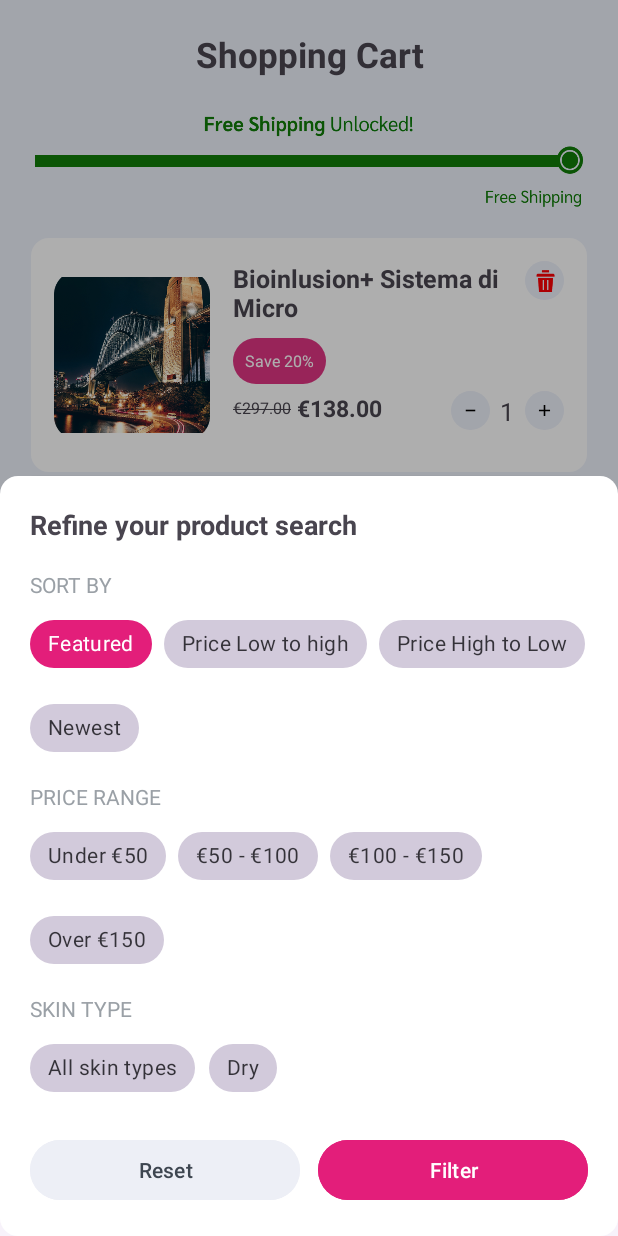
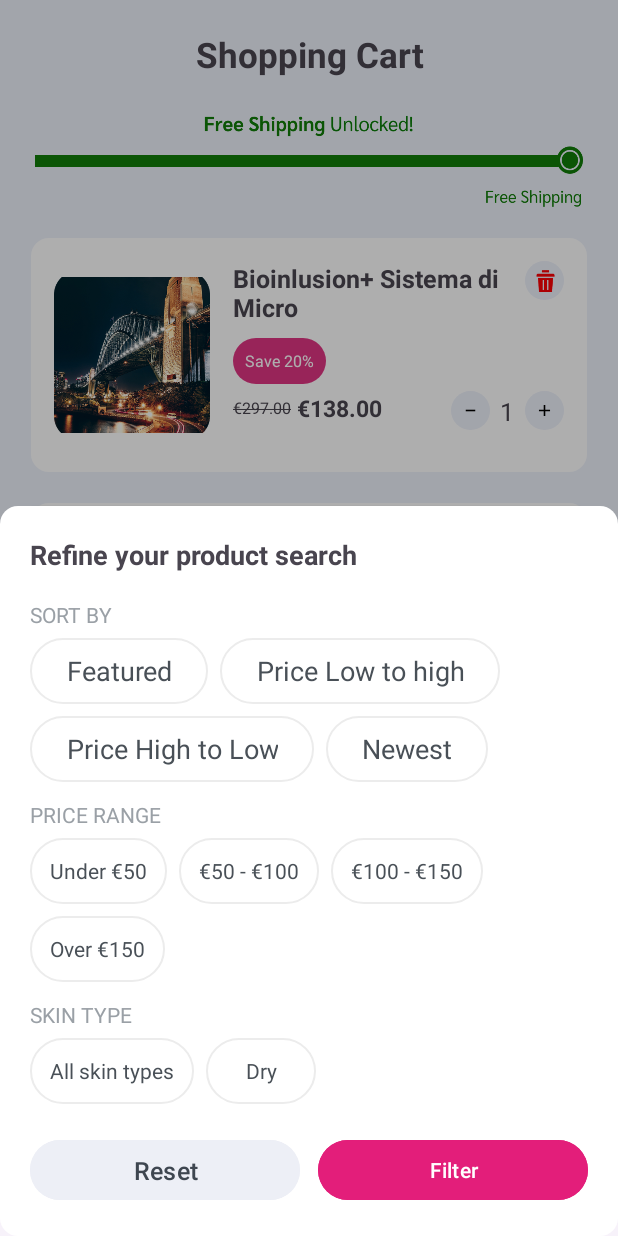
Before and after one commit to hafizanser/bioceuticamilano_android, an Android app: the fragment FilterBottomSheet placed in its activity, item 3 of the bottom bar chosen, on a phone screen of 412 x 824 dp. Run offline under Robolectric (Android 15) with nearby library versions, the phone set to English and light mode, and no system bars; our stand-ins replace sdp/ssp sizes; 6 statements that could not run were skipped.

Commit message:
Create bottom filter screen

```diff
--- a/app/src/main/java/com/bioceuticamilano/FilterBottomSheet.kt
+++ b/app/src/main/java/com/bioceuticamilano/FilterBottomSheet.kt
@@ -4,10 +4,70 @@ import android.os.Bundle
 import android.view.LayoutInflater
 import android.view.View
 import android.view.ViewGroup
+import androidx.appcompat.widget.AppCompatTextView
+import androidx.core.os.bundleOf
 import com.google.android.material.bottomsheet.BottomSheetDialogFragment
+import com.google.android.material.button.MaterialButton
+import com.google.android.material.chip.ChipGroup
 
 class FilterBottomSheet : BottomSheetDialogFragment() {
     override fun onCreateView(inflater: LayoutInflater, container: ViewGroup?, savedInstanceState: Bundle?): View? {
-        return inflater.inflate(R.layout.fragment_filter_bottom_sheet, container, false)
+        val view = inflater.inflate(R.layout.fragment_filter_bottom_sheet, container, false)
+
+        // Wire groups so AppCompatTextView children act like single-selection chips
+        fun wireGroup(groupId: Int) {
+            val group = view.findViewById<ChipGroup>(groupId)
+            for (i in 0 until group.childCount) {
+                val child = group.getChildAt(i)
+                child.isClickable = true
+                child.isFocusable = true
+                child.setOnClickListener {
+                    // clear selection in this group
+                    for (j in 0 until group.childCount) group.getChildAt(j).isSelected = false
+                    // select clicked
+                    it.isSelected = true
+                }
+            }
+        }
+
+        wireGroup(R.id.chipGroupSort)
+        wireGroup(R.id.chipGroupPrice)
+        wireGroup(R.id.chipGroupSkin)
+
+        // Reset button clears selections
+        val btnReset = view.findViewById<MaterialButton>(R.id.btnReset)
+        btnReset.setOnClickListener {
+            listOf(R.id.chipGroupSort, R.id.chipGroupPrice, R.id.chipGroupSkin).forEach { gid ->
+                val group = view.findViewById<ChipGroup>(gid)
+                for (i in 0 until group.childCount) group.getChildAt(i).isSelected = false
+            }
+        }
+
+        // Apply button collects selected values and sends result back
+        val btnApply = view.findViewById<View>(R.id.btnApply)
+        btnApply.setOnClickListener {
+            val selectedSort = getSelectedText(view, R.id.chipGroupSort)
+            val selectedPrice = getSelectedText(view, R.id.chipGroupPrice)
+            val selectedSkin = getSelectedText(view, R.id.chipGroupSkin)
+
+            val result = bundleOf(
+                "sort" to selectedSort,
+                "price" to selectedPrice,
+                "skin" to selectedSkin
+            )
+            parentFragmentManager.setFragmentResult("filter_applied", result)
+            dismiss()
+        }
+
+        return view
+    }
+
+    private fun getSelectedText(root: View, groupId: Int): String? {
+        val group = root.findViewById<ChipGroup>(groupId)
+        for (i in 0 until group.childCount) {
+            val child = group.getChildAt(i)
+            if (child.isSelected && child is AppCompatTextView) return child.text.toString()
+        }
+        return null
     }
 }
--- /dev/null
+++ b/app/src/main/res/color/chip_bg_selector.xml
@@ -0,0 +1,5 @@
+<?xml version="1.0" encoding="utf-8"?>
+<selector xmlns:android="http://schemas.android.com/apk/res/android">
+    <item android:color="@color/pink_accent" android:state_checked="true" />
+    <item android:color="@color/white" />
+</selector>
--- /dev/null
+++ b/app/src/main/res/color/chip_text_selector.xml
@@ -0,0 +1,5 @@
+<?xml version="1.0" encoding="utf-8"?>
+<selector xmlns:android="http://schemas.android.com/apk/res/android">
+    <item android:state_checked="true" android:color="@android:color/white" />
+    <item android:color="#495057" />
+</selector>
--- /dev/null
+++ b/app/src/main/res/drawable/chip_background.xml
@@ -0,0 +1,43 @@
+<?xml version="1.0" encoding="utf-8"?>
+<selector xmlns:android="http://schemas.android.com/apk/res/android">
+    <!-- Selected via Chip (state_checked) -->
+    <item android:state_checked="true">
+        <shape android:shape="rectangle">
+            <solid android:color="#E31E7A" />
+            <corners android:radius="24dp" />
+            <size android:height="44dp" />
+            <padding android:left="12dp" android:top="0dp" android:right="12dp" android:bottom="0dp" />
+        </shape>
+    </item>
+
+    <!-- Selected via TextView (state_selected) -->
+    <item android:state_selected="true">
+        <shape android:shape="rectangle">
+            <solid android:color="#E31E7A" />
+            <corners android:radius="24dp" />
+            <size android:height="44dp" />
+            <padding android:left="12dp" android:top="0dp" android:right="12dp" android:bottom="0dp" />
+        </shape>
+    </item>
+
+    <!-- Pressed state (visual feedback) -->
+    <item android:state_pressed="true">
+        <shape android:shape="rectangle">
+            <solid android:color="#D01766" />
+            <corners android:radius="24dp" />
+            <size android:height="44dp" />
+            <padding android:left="12dp" android:top="0dp" android:right="12dp" android:bottom="0dp" />
+        </shape>
+    </item>
+
+    <!-- Default (unselected) state: white pill with subtle border -->
+    <item>
+        <shape android:shape="rectangle">
+            <solid android:color="#FFFFFF" />
+            <stroke android:width="1dp" android:color="#ECECEC" />
+            <corners android:radius="24dp" />
+            <size android:height="44dp" />
+            <padding android:left="12dp" android:top="0dp" android:right="12dp" android:bottom="0dp" />
+        </shape>
+    </item>
+</selector>
--- a/app/src/main/res/layout/fragment_filter_bottom_sheet.xml
+++ b/app/src/main/res/layout/fragment_filter_bottom_sheet.xml
@@ -32,35 +32,63 @@
         android:layout_height="wrap_content"
         app:singleSelection="true">
 
-        <com.google.android.material.chip.Chip
+        <!-- Replaced Chip with TextView so state_selected can be used and toggled in code -->
+        <androidx.appcompat.widget.AppCompatTextView
             android:id="@+id/chipFeatured"
-            style="@style/Widget.MaterialComponents.Chip.Choice"
             android:layout_width="wrap_content"
             android:layout_height="wrap_content"
             android:text="Featured"
-            app:chipBackgroundColor="@color/pink_accent"
-            android:textColor="@color/white" />
+            android:gravity="center"
+            android:background="@drawable/chip_background"
+            android:textColor="@color/chip_text_selector"
+            android:paddingLeft="24dp"
+            android:paddingRight="24dp"
+            android:textSize="@dimen/chip_text_size"
+            android:clickable="true"
+            android:focusable="true" />
 
-        <com.google.android.material.chip.Chip
+        <androidx.appcompat.widget.AppCompatTextView
             android:id="@+id/chipLowToHigh"
-            style="@style/Widget.MaterialComponents.Chip.Choice"
             android:layout_width="wrap_content"
             android:layout_height="wrap_content"
-            android:text="Price Low to high" />
+            android:text="Price Low to high"
+            android:background="@drawable/chip_background"
+            android:textColor="@color/chip_text_selector"
+            android:gravity="center"
+            android:paddingLeft="24dp"
+            android:paddingRight="24dp"
+            android:textSize="@dimen/chip_text_size"
+            android:clickable="true"
+            android:focusable="true" />
 
-        <com.google.android.material.chip.Chip
+        <androidx.appcompat.widget.AppCompatTextView
             android:id="@+id/chipHighToLow"
-            style="@style/Widget.MaterialComponents.Chip.Choice"
             android:layout_width="wrap_content"
             android:layout_height="wrap_content"
-            android:text="Price High to Low" />
+            android:text="Price High to Low"
+            android:background="@drawable/chip_background"
+            android:textColor="@color/chip_text_selector"
+            android:gravity="center"
+            android:paddingLeft="24dp"
+            android:paddingRight="24dp"
+            android:textSize="@dimen/chip_text_size"
+            android:clickable="true"
+            android:focusable="true" />
 
-        <com.google.android.material.chip.Chip
+        <androidx.appcompat.widget.AppCompatTextView
             android:id="@+id/chipNewest"
-            style="@style/Widget.MaterialComponents.Chip.Choice"
             android:layout_width="wrap_content"
             android:layout_height="wrap_content"
-            android:text="Newest" />
+            android:text="Newest"
+            android:gravity="center"
+
+            android:background="@drawable/chip_background"
+            android:textColor="@color/chip_text_selector"
+            android:paddingLeft="24dp"
+            android:paddingRight="24dp"
+            android:textSize="@dimen/chip_text_size"
+            android:clickable="true"
+            android:focusable="true" />
 
     </com.google.android.material.chip.ChipGroup>
 
@@ -80,33 +108,53 @@
         android:layout_height="wrap_content"
         app:singleSelection="true">
 
-        <com.google.android.material.chip.Chip
+        <androidx.appcompat.widget.AppCompatTextView
             android:id="@+id/chipUnder50"
-            style="@style/Widget.MaterialComponents.Chip.Choice"
             android:layout_width="wrap_content"
             android:layout_height="wrap_content"
-            android:text="Under €50" />
+            android:gravity="center"
+            android:text="Under €50"
+            android:paddingHorizontal="@dimen/_10sdp"
+            android:background="@drawable/chip_background"
+            android:textColor="@color/chip_text_selector"
+            android:clickable="true"
+            android:focusable="true" />
 
-        <com.google.android.material.chip.Chip
+        <androidx.appcompat.widget.AppCompatTextView
             android:id="@+id/chip50to100"
-            style="@style/Widget.MaterialComponents.Chip.Choice"
             android:layout_width="wrap_content"
             android:layout_height="wrap_content"
-            android:text="€50 - €100" />
+            android:text="€50 - €100"
+            android:gravity="center"
+            android:paddingHorizontal="@dimen/_10sdp"
+            android:background="@drawable/chip_background"
+            android:textColor="@color/chip_text_selector"
+            android:clickable="true"
+            android:focusable="true" />
 
-        <com.google.android.material.chip.Chip
+        <androidx.appcompat.widget.AppCompatTextView
             android:id="@+id/chip100to150"
-            style="@style/Widget.MaterialComponents.Chip.Choice"
             android:layout_width="wrap_content"
             android:layout_height="wrap_content"
-            android:text="€100 - €150" />
+            android:text="€100 - €150"
+            android:gravity="center"
+            android:paddingHorizontal="@dimen/_10sdp"
+            android:background="@drawable/chip_background"
+            android:textColor="@color/chip_text_selector"
+            android:clickable="true"
+            android:focusable="true" />
 
-        <com.google.android.material.chip.Chip
+        <androidx.appcompat.widget.AppCompatTextView
             android:id="@+id/chipOver150"
-            style="@style/Widget.MaterialComponents.Chip.Choice"
             android:layout_width="wrap_content"
             android:layout_height="wrap_content"
-            android:text="Over €150" />
+            android:text="Over €150"
+            android:gravity="center"
+            android:paddingHorizontal="@dimen/_10sdp"
+            android:background="@drawable/chip_background"
+            android:textColor="@color/chip_text_selector"
+            android:clickable="true"
+            android:focusable="true" />
 
     </com.google.android.material.chip.ChipGroup>
 
@@ -126,19 +174,29 @@
         android:layout_height="wrap_content"
         app:singleSelection="true">
 
-        <com.google.android.material.chip.Chip
+        <androidx.appcompat.widget.AppCompatTextView
             android:id="@+id/chipAllSkin"
-            style="@style/Widget.MaterialComponents.Chip.Choice"
             android:layout_width="wrap_content"
             android:layout_height="wrap_content"
-            android:text="All skin types" />
+            android:text="All skin types"
+            android:paddingHorizontal="@dimen/_10sdp"
+            android:gravity="center"
+            android:background="@drawable/chip_background"
+            android:textColor="@color/chip_text_selector"
+            android:clickable="true"
+            android:focusable="true" />
 
-        <com.google.android.material.chip.Chip
+        <androidx.appcompat.widget.AppCompatTextView
             android:id="@+id/chipDry"
-            style="@style/Widget.MaterialComponents.Chip.Choice"
             android:layout_width="wrap_content"
             android:layout_height="wrap_content"
-            android:text="Dry" />
+            android:text="Dry"
+            android:paddingHorizontal="@dimen/_20sdp"
+            android:background="@drawable/chip_background"
+            android:gravity="center"
+            android:textColor="@color/chip_text_selector"
+            android:clickable="true"
+            android:focusable="true" />
 
     </com.google.android.material.chip.ChipGroup>
 
@@ -149,15 +207,20 @@
         android:layout_marginTop="20dp"
         android:gravity="center">
 
-        <Button
+
+
+        <com.google.android.material.button.MaterialButton
             android:id="@+id/btnReset"
             android:layout_width="0dp"
             android:layout_height="48dp"
             android:layout_weight="1"
+            android:textSize="@dimen/_13sdp"
+            android:textAllCaps="false"
             android:text="Reset"
             android:backgroundTint="#EDEFF6"
             android:textColor="#3E4650"
-            android:layout_marginEnd="12dp" />
+            android:layout_marginEnd="12dp"/>
+
 
         <Button
             android:id="@+id/btnApply"
--- /dev/null
+++ b/app/src/main/res/values/dimens.xml
@@ -0,0 +1,6 @@
+<?xml version="1.0" encoding="utf-8"?>
+<resources>
+    <dimen name="chip_height">56dp</dimen>
+    <dimen name="chip_corner">32dp</dimen>
+    <dimen name="chip_text_size">18sp</dimen>
+</resources>
```
